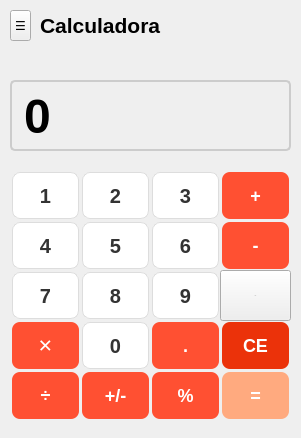
Old version of the form Calculadora/calculadora.ui in the repository ruilopes14/calculadora-teste.
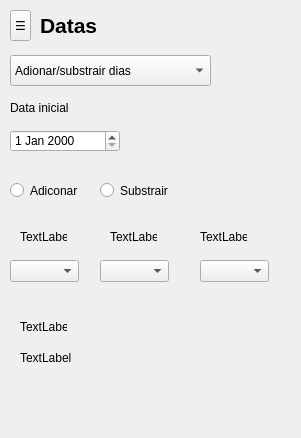
New version of the form. The open tabs and pages were chosen to show the change. Icons and pictures are not drawn.

Commit message: date p2 start

What changed in the file:
```diff
--- a/Calculadora/calculadora.ui
+++ b/Calculadora/calculadora.ui
@@ -3668,6 +3668,312 @@
      </property>
      <property name="text">
       <string>label_erro</string>
+     </property>
+    </widget>
+    <widget class="QLabel" name="label_horas">
+     <property name="geometry">
+      <rect>
+       <x>10</x>
+       <y>250</y>
+       <width>191</width>
+       <height>51</height>
+      </rect>
+     </property>
+     <property name="styleSheet">
+      <string notr="true">QLabel#label_horas {
+    background-color: transparent;
+    color: #555;
+    border-left: 3px solid #ff8c42;
+    padding: 5px 10px;
+    font-size: 12px;
+}</string>
+     </property>
+     <property name="text">
+      <string>TextLabel</string>
+     </property>
+    </widget>
+    <widget class="QLabel" name="label_dias">
+     <property name="geometry">
+      <rect>
+       <x>10</x>
+       <y>310</y>
+       <width>191</width>
+       <height>51</height>
+      </rect>
+     </property>
+     <property name="styleSheet">
+      <string notr="true">
+
+QLabel#label_dias {
+    background-color: transparent;
+    color: #555;
+    border-left: 3px solid #ff8c42;
+    padding: 5px 10px;
+    font-size: 12px;
+}</string>
+     </property>
+     <property name="text">
+      <string>TextLabel</string>
+     </property>
+    </widget>
+    <widget class="QLabel" name="label_semanas">
+     <property name="geometry">
+      <rect>
+       <x>10</x>
+       <y>370</y>
+       <width>191</width>
+       <height>51</height>
+      </rect>
+     </property>
+     <property name="styleSheet">
+      <string notr="true">QLabel#label_semanas {
+    background-color: transparent;
+    color: #555;
+    border-left: 3px solid #ff8c42;
+    padding: 5px 10px;
+    font-size: 12px;
+}</string>
+     </property>
+     <property name="text">
+      <string>TextLabel</string>
+     </property>
+    </widget>
+    <widget class="QLabel" name="label_resultado">
+     <property name="geometry">
+      <rect>
+       <x>10</x>
+       <y>220</y>
+       <width>191</width>
+       <height>31</height>
+      </rect>
+     </property>
+     <property name="styleSheet">
+      <string notr="true">QLabel#label_resultado {
+    background-color: transparent;
+    color: #333;
+    border: none;
+    padding: 5px;
+    font-size: 13px;
+    font-weight: bold;
+}</string>
+     </property>
+     <property name="text">
+      <string>Diferença :</string>
+     </property>
+    </widget>
+   </widget>
+   <widget class="QWidget" name="page_4">
+    <widget class="QComboBox" name="combo_datas_2">
+     <property name="geometry">
+      <rect>
+       <x>10</x>
+       <y>55</y>
+       <width>201</width>
+       <height>31</height>
+      </rect>
+     </property>
+     <property name="font">
+      <font/>
+     </property>
+     <property name="styleSheet">
+      <string notr="true"/>
+     </property>
+     <property name="currentText">
+      <string>Adionar/substrair dias</string>
+     </property>
+     <item>
+      <property name="text">
+       <string>Adionar/substrair dias</string>
+      </property>
+     </item>
+     <item>
+      <property name="text">
+       <string>Diferença entre dias</string>
+      </property>
+     </item>
+    </widget>
+    <widget class="QLabel" name="label_distancias_5">
+     <property name="geometry">
+      <rect>
+       <x>40</x>
+       <y>5</y>
+       <width>191</width>
+       <height>41</height>
+      </rect>
+     </property>
+     <property name="text">
+      <string>&lt;html&gt;&lt;head/&gt;&lt;body&gt;&lt;p&gt;&lt;span style=&quot; font-size:16pt; font-weight:600;&quot;&gt;Datas&lt;/span&gt;&lt;/p&gt;&lt;/body&gt;&lt;/html&gt;</string>
+     </property>
+    </widget>
+    <widget class="QToolButton" name="toolButton_6">
+     <property name="geometry">
+      <rect>
+       <x>10</x>
+       <y>10</y>
+       <width>21</width>
+       <height>31</height>
+      </rect>
+     </property>
+     <property name="font">
+      <font/>
+     </property>
+     <property name="tabletTracking">
+      <bool>false</bool>
+     </property>
+     <property name="styleSheet">
+      <string notr="true">QToolButton:hover {
+        color: #000;
+        background-color: #e0e0e0;
+        border-radius: 5px;
+    }
+ </string>
+     </property>
+     <property name="text">
+      <string>☰</string>
+     </property>
+    </widget>
+    <widget class="QLabel" name="label_5">
+     <property name="geometry">
+      <rect>
+       <x>10</x>
+       <y>100</y>
+       <width>101</width>
+       <height>16</height>
+      </rect>
+     </property>
+     <property name="text">
+      <string>Data inicial</string>
+     </property>
+    </widget>
+    <widget class="QDateEdit" name="dateEdit">
+     <property name="geometry">
+      <rect>
+       <x>10</x>
+       <y>130</y>
+       <width>110</width>
+       <height>22</height>
+      </rect>
+     </property>
+    </widget>
+    <widget class="QRadioButton" name="radioButton">
+     <property name="geometry">
+      <rect>
+       <x>10</x>
+       <y>180</y>
+       <width>101</width>
+       <height>21</height>
+      </rect>
+     </property>
+     <property name="text">
+      <string>Adiconar</string>
+     </property>
+    </widget>
+    <widget class="QRadioButton" name="radioButton_2">
+     <property name="geometry">
+      <rect>
+       <x>100</x>
+       <y>180</y>
+       <width>101</width>
+       <height>21</height>
+      </rect>
+     </property>
+     <property name="text">
+      <string>Substrair</string>
+     </property>
+    </widget>
+    <widget class="QLabel" name="label_6">
+     <property name="geometry">
+      <rect>
+       <x>20</x>
+       <y>230</y>
+       <width>47</width>
+       <height>13</height>
+      </rect>
+     </property>
+     <property name="text">
+      <string>TextLabel</string>
+     </property>
+    </widget>
+    <widget class="QLabel" name="label_7">
+     <property name="geometry">
+      <rect>
+       <x>110</x>
+       <y>230</y>
+       <width>47</width>
+       <height>13</height>
+      </rect>
+     </property>
+     <property name="text">
+      <string>TextLabel</string>
+     </property>
+    </widget>
+    <widget class="QLabel" name="label_8">
+     <property name="geometry">
+      <rect>
+       <x>200</x>
+       <y>230</y>
+       <width>47</width>
+       <height>13</height>
+      </rect>
+     </property>
+     <property name="text">
+      <string>TextLabel</string>
+     </property>
+    </widget>
+    <widget class="QComboBox" name="comboBox">
+     <property name="geometry">
+      <rect>
+       <x>10</x>
+       <y>260</y>
+       <width>69</width>
+       <height>22</height>
+      </rect>
+     </property>
+    </widget>
+    <widget class="QComboBox" name="comboBox_2">
+     <property name="geometry">
+      <rect>
+       <x>100</x>
+       <y>260</y>
+       <width>69</width>
+       <height>22</height>
+      </rect>
+     </property>
+    </widget>
+    <widget class="QComboBox" name="comboBox_3">
+     <property name="geometry">
+      <rect>
+       <x>200</x>
+       <y>260</y>
+       <width>69</width>
+       <height>22</height>
+      </rect>
+     </property>
+    </widget>
+    <widget class="QLabel" name="label_9">
+     <property name="geometry">
+      <rect>
+       <x>20</x>
+       <y>320</y>
+       <width>47</width>
+       <height>13</height>
+      </rect>
+     </property>
+     <property name="text">
+      <string>TextLabel</string>
+     </property>
+    </widget>
+    <widget class="QLabel" name="label_10">
+     <property name="geometry">
+      <rect>
+       <x>20</x>
+       <y>350</y>
+       <width>141</width>
+       <height>16</height>
+      </rect>
+     </property>
+     <property name="text">
+      <string>TextLabel</string>
      </property>
     </widget>
    </widget>
```
Left out of the diff: 33 changed lines with no effect on the pictures. The commit also changes 3 other files.
